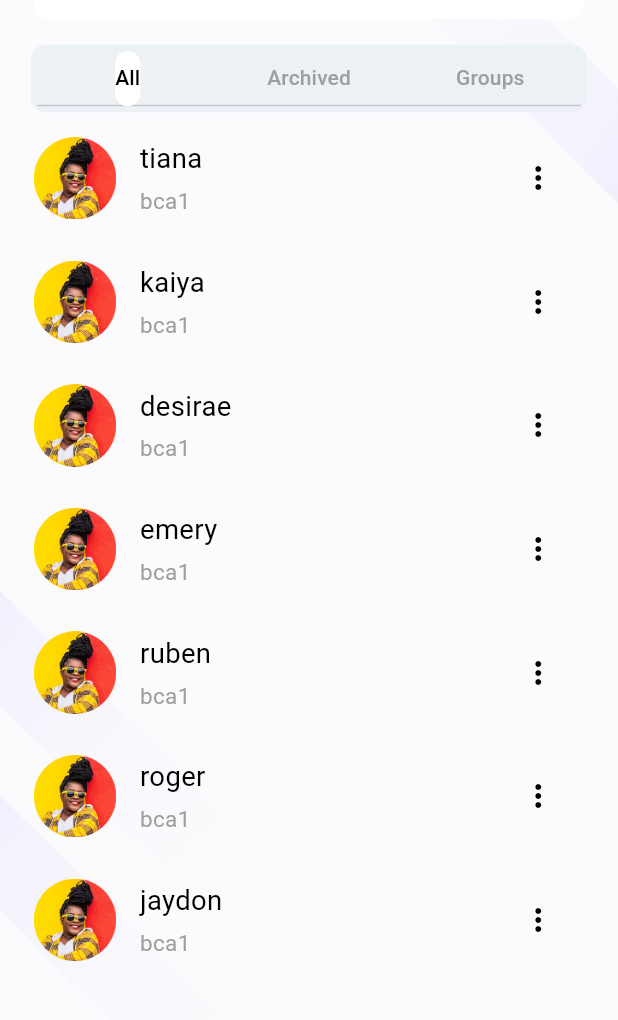
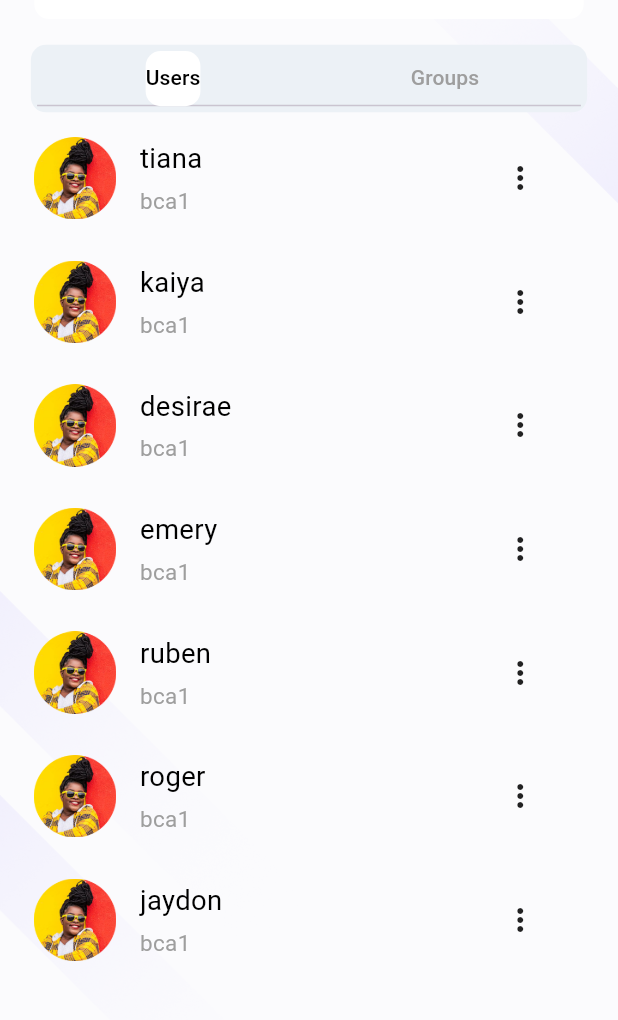
Before and after one commit to Nipundotcom/chatapp, a Flutter app: the screen it shows after launch, after a tap on "Signin", on a phone screen of 412 x 824 dp, the part 183-1203 px from its top. Run offline on Flutter 3.47's test engine with Material 3 defaults, Android fonts, the phone set to English and light mode, and no system bars; our stand-ins replace shared_preferences; Roboto replaces fonts that are missing (Gilroy Bold, Gilroy Medium).

Commit message:
UI Completed

```diff
--- a/lib/dashboard.dart
+++ b/lib/dashboard.dart
@@ -31,14 +31,13 @@ class _DashboardState extends State<Dashboard>
   List<Widget> tabs = [
     const Sendall(),
     const Sendall(),
-    const Sendall(),
   ];
 
   @override
   void initState() {
     super.initState();
     getdarkmodepreviousstate();
-    controller = TabController(length: 3, vsync: this);
+    controller = TabController(length: 2, vsync: this);
   }
 
   @override
@@ -132,8 +131,7 @@ class _DashboardState extends State<Dashboard>
                                   labelColor: notifire.getdarkscolor,
                                   unselectedLabelColor: Colors.grey,
                                   tabs: const [
-                                    Tab(text: 'All'),
-                                    Tab(text: 'Archived'),
+                                    Tab(text: 'Users'),
                                     Tab(text: 'Groups'),
                                   ],
                                 ),
--- a/lib/login.dart
+++ b/lib/login.dart
@@ -271,10 +271,7 @@ class _LoginState extends State<Login> {
                     height: height / 10,
                   ),
                   Center(
-                    child: Image.asset(
-                      "images/logos.png",
-                      height: height / 7,
-                    ),
+                    child: Icon(Icons.message, size: 80, color: notifire.getdarkscolor),
                   ),
                 ],
               ),
--- a/lib/register.dart
+++ b/lib/register.dart
@@ -207,10 +207,7 @@ class _RegisterState extends State<Register> {
                     height: height / 10,
                   ),
                   Center(
-                    child: Image.asset(
-                      "images/logos.png",
-                      height: height / 7,
-                    ),
+                    child: Icon(Icons.message, size: 80, color: notifire.getdarkscolor),
                   ),
                 ],
               ),
--- a/lib/splashscreen.dart
+++ b/lib/splashscreen.dart
@@ -50,31 +50,21 @@ class _SplashscreenState extends State<Splashscreen> {
       backgroundColor: notifire.getprimerycolor,
       body: Column(
         children: [
-          Stack(
-            children: [
-              Container(
-                color: Colors.transparent,
-                height: height,
-                width: width,
-                child: Image.asset(
-                  "images/splash.png",
-                  fit: BoxFit.cover,
-                ),
-              ),
-              Column(
-                children: [
           SizedBox(
             height: height / 2.4,
           ),
           Center(
-                    child: Image.asset(
-                      "images/logos.png",
-                      height: height / 7,
+            child: Icon(Icons.message, size: 80, color: notifire.getdarkscolor),
           ),
+          SizedBox(
+            height: height / 40,
           ),
-                ],
-              ),
-            ],
+          Text(
+            "Let's Have A Chat",
+            style: TextStyle(
+                color: notifire.getdarkscolor,
+                fontFamily: 'Gilroy Bold',
+                fontSize: height / 35),
           ),
         ],
       ),
```
Also changed, not shown: lib/chat.dart (added, +100 -0 lines), lib/sendall.dart (+29 -7 lines), images/logos.png (deleted), images/splash.png (deleted). Lines whose indentation alone changed are shown as unchanged.
